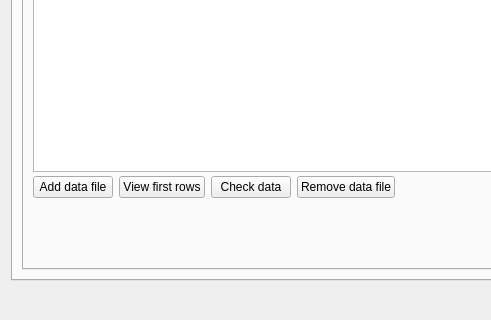
Qt form observation.ui (olivierfriard/BORIS) before a commit; both pictures show x 0 to 491 and y 492 to 812 of the 1032 by 812 pixel window.
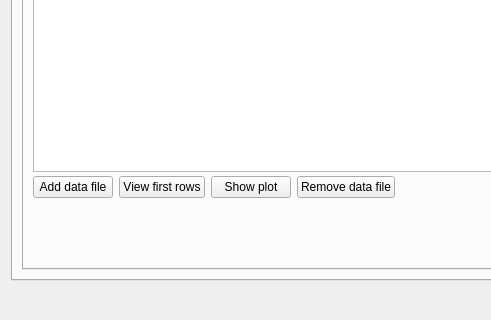
The same form after that commit. The open tabs and pages were chosen to show the change.

```diff
--- a/observation.ui
+++ b/observation.ui
@@ -603,7 +603,7 @@
                      <item>
                       <widget class="QPushButton" name="pb_plot_data">
                        <property name="text">
-                        <string>Check data</string>
+                        <string>Show plot</string>
                        </property>
                       </widget>
                      </item>
```
Left out of the diff: 2 changed lines with no effect on the pictures.
